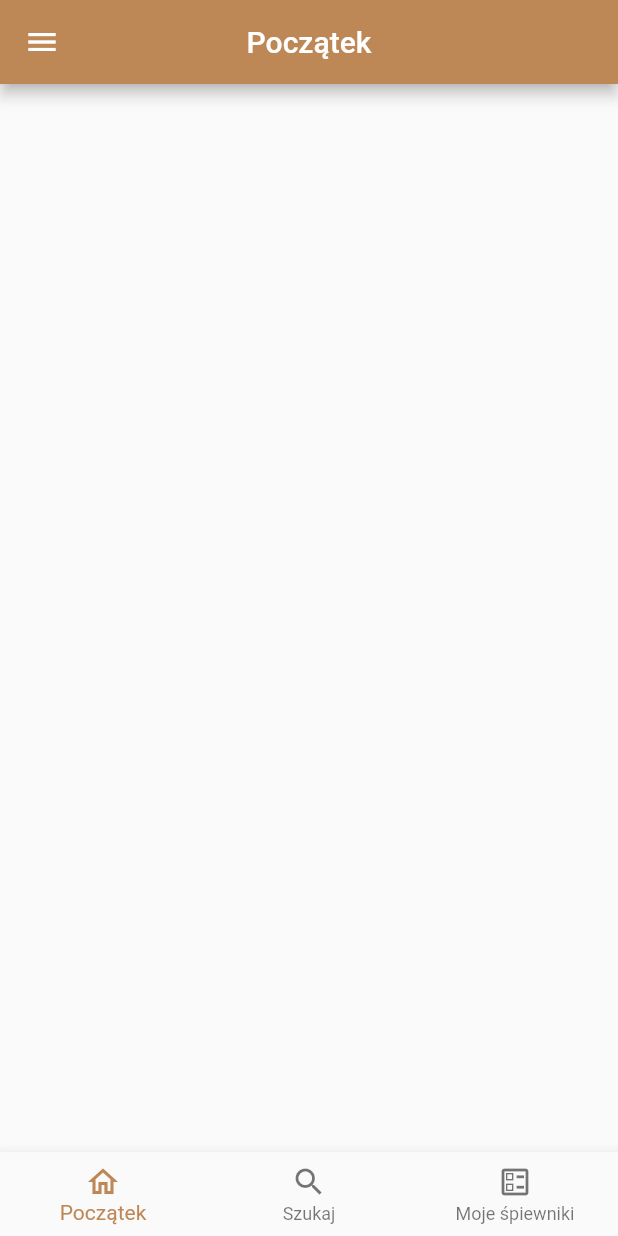
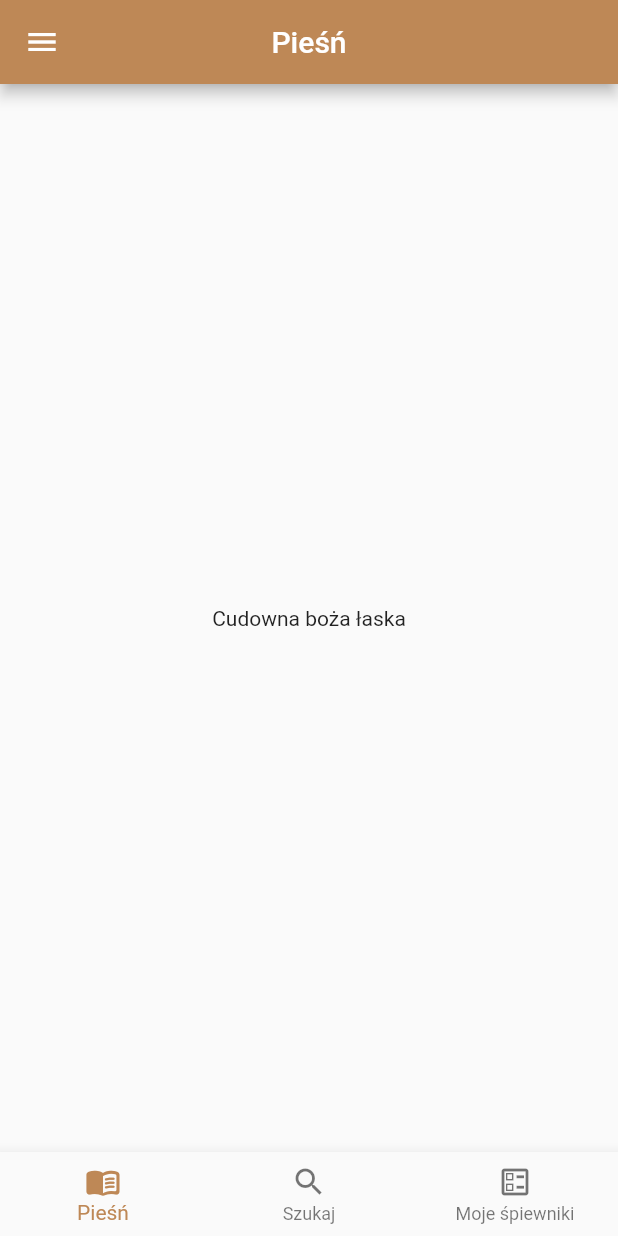
Before and after one commit to Wikcio1618/HymnalApp, a Flutter app: the screen it shows after launch, on a phone screen of 412 x 824 dp. Run offline on Flutter 3.47's test engine with Material 2 defaults, Android fonts, the phone set to English and light mode, and no system bars; our stand-ins replace google_fonts.

Commit message:
Song routing added. Global state notifier implemented

```diff
--- a/lib/main.dart
+++ b/lib/main.dart
@@ -1,7 +1,7 @@
 import 'package:flutter/material.dart';
 import 'package:hymnal_app/root.dart';
-import 'package:hymnal_app/services/song_notifier.dart';
-import 'package:hymnal_app/services/state_notifier.dart';
+
+import 'package:hymnal_app/services/state_song_notifier.dart';
 import 'package:provider/provider.dart';
 
 void main() {
@@ -13,12 +13,13 @@ class MyApp extends StatelessWidget {
 
   @override
   Widget build(BuildContext context) {
-    return MultiProvider(
-      providers: [
-        ChangeNotifierProvider(create: (context) => StateNotifier()),
-        ChangeNotifierProvider(create: (context) => SongNotifier())
-      ],
+    return ChangeNotifierProvider(
+      create: (context) => StateAndSongNotifier(),
       child: MaterialApp(
+        home: const RootPage(),
+        routes: {
+          "/root": (context) => const RootPage(),
+        },
         debugShowCheckedModeBanner: false,
         theme: ThemeData(
           colorScheme: const ColorScheme(
@@ -33,17 +34,9 @@ class MyApp extends StatelessWidget {
             onBackground: Color.fromARGB(255, 0, 0, 0),
             surface: Color.fromARGB(255, 251, 250, 250),
             onSurface: Color.fromARGB(255, 0, 0, 0),
-        )),
-        home: const RootPage(),
+          ),
+        ),
       ),
     );
   }
-
-  static double getScreenWidth(BuildContext context) {
-    return MediaQuery.of(context).size.width;
 }
-
-  static double getScreenHeight(BuildContext context) {
-    return MediaQuery.of(context).size.height;
-  }
-}
--- a/lib/root.dart
+++ b/lib/root.dart
@@ -2,10 +2,8 @@ import 'package:flutter/material.dart';
 import 'package:hymnal_app/root_song.dart';
 import 'package:hymnal_app/root_collections.dart';
 import 'package:hymnal_app/root_search.dart';
-import 'package:hymnal_app/services/state_notifier.dart';
+import 'package:hymnal_app/services/state_song_notifier.dart';
 import 'package:provider/provider.dart';
-
-import 'model/hymn.dart';
 
 class RootPage extends StatefulWidget {
   const RootPage({super.key});
@@ -15,17 +13,13 @@ class RootPage extends StatefulWidget {
 }
 
 class _RootPageState extends State<RootPage> {
-  List<Widget> pagesWidgets = [
-    Song(Hymn.hymns[0]),
-    const Search(),
-    const Collections()
-  ];
-  List<String> pagesTitles = const ['Początek', 'Szukaj', 'Moje śpiewniki'];
+  List<Widget> pagesWidgets = const [Song(), Search(), Collections()];
+  List<String> pagesTitles = const ['Pieśń', 'Szukaj', 'Moje śpiewniki'];
   bool isSwitched = false;
 
   @override
   Widget build(BuildContext context) {
-    return Consumer<StateNotifier>(builder: (context, state, child) {
+    return Consumer<StateAndSongNotifier>(builder: (context, state, child) {
       return Scaffold(
         appBar: AppBar(
           title: Text(pagesTitles[state.currState]),
@@ -74,11 +68,12 @@ class _RootPageState extends State<RootPage> {
     );
   }
 
-  _buildCustomNavigationBar(StateNotifier state) {
+  _buildCustomNavigationBar(StateAndSongNotifier state) {
     return BottomNavigationBar(
+      enableFeedback: true,
       items: [
         BottomNavigationBarItem(
-            icon: const Icon(Icons.home_outlined), label: pagesTitles[0]),
+            icon: const Icon(Icons.menu_book_rounded), label: pagesTitles[0]),
         BottomNavigationBarItem(
             icon: const Icon(Icons.search), label: pagesTitles[1]),
         BottomNavigationBarItem(
--- a/lib/root_song.dart
+++ b/lib/root_song.dart
@@ -1,13 +1,14 @@
 import 'package:flutter/cupertino.dart';
-
-import 'model/hymn.dart';
+import 'package:hymnal_app/services/state_song_notifier.dart';
+import 'package:provider/provider.dart';
 
 class Song extends StatelessWidget {
-  const Song(this.song, {super.key});
-  final Hymn? song;
+  const Song({super.key});
 
   @override
   Widget build(BuildContext context) {
-    return Container();
+    return Consumer<StateAndSongNotifier>(builder: (context, notifier, child) {
+      return Center(child: Text(notifier.currSong.title));
+    });
   }
 }
--- a/lib/services/song_notifier.dart
+++ /dev/null
@@ -1,12 +0,0 @@
-import 'package:flutter/cupertino.dart';
-
-import '../model/hymn.dart';
-
-class SongNotifier extends ChangeNotifier {
-  Hymn? currSong;
-
-  void changeSong(Hymn hymn) {
-    currSong = hymn;
-    notifyListeners();
-  }
-}
--- a/lib/services/state_notifier.dart
+++ /dev/null
@@ -1,10 +0,0 @@
-import 'package:flutter/cupertino.dart';
-
-class StateNotifier extends ChangeNotifier {
-  int currState = 0;
-
-  void changeState(int state) {
-    currState = state;
-    notifyListeners();
-  }
-}
--- /dev/null
+++ b/lib/services/state_song_notifier.dart
@@ -0,0 +1,18 @@
+import 'package:flutter/cupertino.dart';
+
+import '../model/hymn.dart';
+
+class StateAndSongNotifier extends ChangeNotifier {
+  int currState = 0;
+  Hymn currSong = Hymn.hymns[0];
+
+  void changeSong(Hymn hymn) {
+    currSong = hymn;
+    notifyListeners();
+  }
+
+  void changeState(int state) {
+    currState = state;
+    notifyListeners();
+  }
+}
--- a/lib/services/tile_builder.dart
+++ b/lib/services/tile_builder.dart
@@ -1,4 +1,6 @@
 import 'package:flutter/material.dart';
+import 'package:hymnal_app/services/state_song_notifier.dart';
+import 'package:provider/provider.dart';
 import '../model/hymn.dart';
 
 class TileBuilder {
@@ -24,8 +26,15 @@ class TileBuilder {
         ),
       ]);
 
-  static Widget customLibraryTile(Hymn hymn) => ListTile(
-        title: Text(hymn.title),
-        subtitle: Text(hymn.text),
+  static Widget customLibraryTile(Hymn hymn) => Consumer<StateAndSongNotifier>(
+        builder: (context, state, child) => ListTile(
+          title: Text(hymn.title),
+          subtitle: Text(hymn.text),
+          onTap: () {
+            state.changeSong(hymn);
+            state.changeState(0);
+            Navigator.of(context).pushNamed('/');
+          },
+        ),
       );
 }
```
Lines whose indentation alone changed are shown as unchanged.
